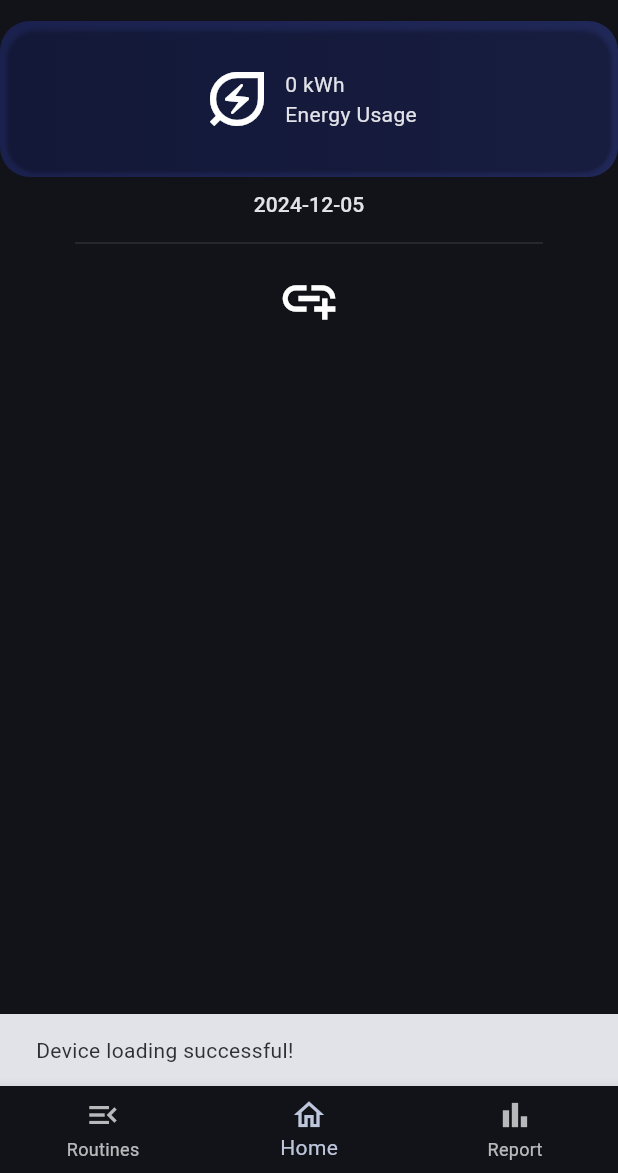
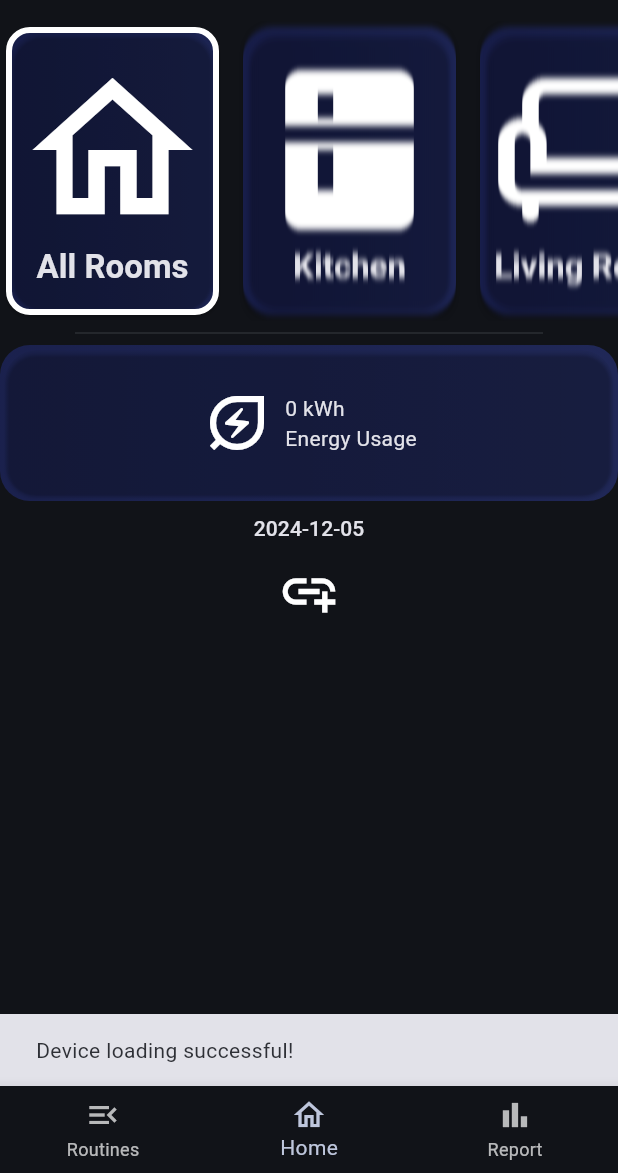
Before and after one commit to hassan1091/tarsheed, a Flutter app: the HomeScreen screen opened directly, on a phone screen of 412 x 824 dp, the part 63-1236 px from its top. Run offline on Flutter 3.47's test engine with Material 3 defaults, Android fonts, the light colour scheme and no system bars; our stand-ins replace cloud_firestore, equatable, firebase_auth, firebase_core, firebase_messaging, fl_chart and 3 more; accounts and stored records are empty; generated files the repository leaves out were written again.

Commit message:
add rooms to the devices

```diff
--- a/lib/models/device.dart
+++ b/lib/models/device.dart
@@ -4,6 +4,7 @@ class Device {
   final String id;
   final String description;
   List<DeviceHistory>? history;
+  String? room;
   final int usage;
   final String name;
   final String status;
@@ -13,6 +14,7 @@ class Device {
     required this.id,
     required this.description,
     this.history,
+    this.room,
     required this.usage,
     required this.name,
     required this.status,
--- a/lib/modules/home/blocs/home_bloc/home_bloc.dart
+++ b/lib/modules/home/blocs/home_bloc/home_bloc.dart
@@ -23,7 +23,7 @@ class HomeBloc extends Bloc<HomeEvent, HomeState> {
       AddLinkHomeEvent event, Emitter<HomeState> emit) async {
     emit(HomeLoadingState());
     try {
-      currentDevices = await FirebaseService().addDeviceLink(event.deviceId, event.description);
+      currentDevices = await FirebaseService().addDeviceLink(event.deviceId, event.description, event.room);
       emit(HomeSuccessState(devices: currentDevices));
     } on CustomException catch (e) {
       emit(HomeErrorState(e.message));
--- a/lib/modules/home/blocs/home_bloc/home_event.dart
+++ b/lib/modules/home/blocs/home_bloc/home_event.dart
@@ -8,8 +8,9 @@ sealed class HomeEvent extends Equatable {
 class AddLinkHomeEvent extends HomeEvent {
   final String deviceId;
   final String description;
+  final String room;
 
-  AddLinkHomeEvent(this.deviceId, this.description);
+  AddLinkHomeEvent(this.deviceId, this.description, this.room);
 }
 
 class ChangePeriodicEvent extends HomeEvent {
--- a/lib/modules/home/views/home_view.dart
+++ b/lib/modules/home/views/home_view.dart
@@ -1,3 +1,5 @@
+import 'dart:ui';
+
 import 'package:flutter/material.dart';
 import 'package:flutter_bloc/flutter_bloc.dart';
 import 'package:gap/gap.dart';
@@ -6,22 +8,93 @@ import 'package:tarsheed/modules/home/blocs/home_bloc/home_bloc.dart';
 import 'package:tarsheed/shared/themes/app_theme.dart';
 import 'package:tarsheed/shared/widgets/gradient_card.dart';
 
-class HomeView extends StatelessWidget {
+class HomeView extends StatefulWidget {
   const HomeView({super.key});
+
+  @override
+  State<HomeView> createState() => _HomeViewState();
+}
+
+class _HomeViewState extends State<HomeView> {
+  late final TextEditingController roomController;
+  int selectedRoom = 0;
+
+  static const List<IconData> icons = [
+    Icons.home_outlined,
+    Icons.kitchen,
+    Icons.chair_outlined,
+    Icons.bed_outlined
+  ];
+  static const List<String> categories = [
+    "All Rooms",
+    "Kitchen",
+    "Living Room",
+    "Bedroom"
+  ];
+
+  @override
+  void initState() {
+    roomController = TextEditingController(text: "All Rooms");
+    super.initState();
+  }
+
+  @override
+  void dispose() {
+    roomController.dispose();
+    super.dispose();
+  }
 
   @override
   Widget build(BuildContext context) {
     return BlocConsumer<HomeBloc, HomeState>(
       listener: _homeListener,
       builder: (context, state) {
+        List<Device> devices = state.props
+            .where(
+              (element) =>
+                  selectedRoom == 0 || element.room == categories[selectedRoom],
+            )
+            .toList();
         int totalUsage = 0;
-        for (Device d in state.props) {
+        for (Device d in devices) {
           totalUsage += d.usage;
         }
+
         return RefreshIndicator(
           onRefresh: () => _refresh(context),
           child: ListView(
             children: [
+              SizedBox(
+                height: 200,
+                width: double.infinity,
+                child: ListView.builder(
+                  itemCount: icons.length,
+                  scrollDirection: Axis.horizontal,
+                  physics: const BouncingScrollPhysics(),
+                  itemBuilder: (context, index) {
+                    return Padding(
+                      padding: EdgeInsets.only(
+                        right: index != icons.length - 1 ? 8 : 0,
+                      ),
+                      child: _RoomCard(
+                        icon: icons[index],
+                        category: categories[index],
+                        isSelected: index == selectedRoom,
+                        onTap: () {
+                          setState(() {
+                            selectedRoom = index;
+                          });
+                        },
+                      ),
+                    );
+                  },
+                ),
+              ),
+              const Divider(
+                thickness: 0.5,
+                indent: 50,
+                endIndent: 50,
+              ),
               _EnergyCard(usage: totalUsage),
               Center(
                 child: Padding(
@@ -32,12 +105,8 @@ class HomeView extends StatelessWidget {
                   ),
                 ),
               ),
-              const Divider(
-                thickness: 0.5,
-                indent: 50,
-                endIndent: 50,
-              ),
               IconButton(
+                  padding: EdgeInsets.zero,
                   onPressed: () => _addLink(context),
                   icon: const Icon(
                     Icons.add_link,
@@ -51,9 +120,9 @@ class HomeView extends StatelessWidget {
                 gridDelegate: const SliverGridDelegateWithMaxCrossAxisExtent(
                     maxCrossAxisExtent: 215),
                 itemBuilder: (context, index) {
-                  return _DeviceCard(device: state.props[index]);
+                  return _DeviceCard(device: devices[index]);
                 },
-                itemCount: state.props.length,
+                itemCount: devices.length,
               )
             ],
           ),
@@ -104,6 +173,30 @@ class HomeView extends StatelessWidget {
             },
           ),
           const Gap(2),
+          Align(
+            child: DropdownMenu(
+              controller: roomController,
+              dropdownMenuEntries: const [
+                DropdownMenuEntry(
+                  value: "All Rooms",
+                  label: "All Rooms",
+                ),
+                DropdownMenuEntry(
+                  value: "Kitchen",
+                  label: "Kitchen",
+                ),
+                DropdownMenuEntry(
+                  value: "Living Room",
+                  label: "Living Room",
+                ),
+                DropdownMenuEntry(
+                  value: "Bedroom",
+                  label: "Bedroom",
+                ),
+              ],
+            ),
+          ),
+          const Gap(2),
           Row(
             mainAxisAlignment: MainAxisAlignment.spaceAround,
             children: [
@@ -116,14 +209,72 @@ class HomeView extends StatelessWidget {
                   onPressed: () {
                     if (input.isEmpty) return;
                     Navigator.pop(context); // Close the Simple Dialog
-                    context
-                        .read<HomeBloc>()
-                        .add(AddLinkHomeEvent(input, description));
+                    context.read<HomeBloc>().add(AddLinkHomeEvent(
+                          input,
+                          description,
+                          roomController.text,
+                        ));
                   },
                   child: const Text("confirm")),
             ],
           ),
         ],
+      ),
+    );
+  }
+}
+
+class _RoomCard extends StatelessWidget {
+  final IconData icon;
+  final String category;
+  final bool isSelected;
+  final VoidCallback onTap;
+
+  const _RoomCard({
+    required this.icon,
+    required this.category,
+    required this.isSelected,
+    required this.onTap,
+  });
+
+  @override
+  Widget build(BuildContext context) {
+    return SizedBox(
+      width: 150,
+      height: 150,
+      child: InkWell(
+        onTap: onTap,
+        child: ImageFiltered(
+          imageFilter: ImageFilter.blur(
+            sigmaY: isSelected ? 0 : 2,
+            tileMode: TileMode.repeated,
+          ),
+          child: Card(
+            color: Colors.transparent,
+            shape: RoundedRectangleBorder(
+              side: BorderSide(
+                color: isSelected ? Colors.white : Colors.transparent,
+                width: 4,
+              ),
+              borderRadius: BorderRadius.circular(16),
+            ),
+            child: GradientCard(
+              child: Column(
+                mainAxisAlignment: MainAxisAlignment.center,
+                children: [
+                  Icon(icon, size: 128),
+                  Text(
+                    category,
+                    style: Theme.of(context)
+                        .textTheme
+                        .titleLarge
+                        ?.copyWith(fontWeight: FontWeight.bold),
+                  ),
+                ],
+              ),
+            ),
+          ),
+        ),
       ),
     );
   }
@@ -267,7 +418,7 @@ class _DeviceCard extends StatelessWidget {
   }
 
   void toggleSwitch(BuildContext context, value) {
-    if(context.read<HomeBloc>().state is! HomeLoadingState) {
+    if (context.read<HomeBloc>().state is! HomeLoadingState) {
       context.read<HomeBloc>().add(ToggleSwitchEvent(device, value));
     }
   }
--- a/lib/services/firebase/firebase_service.dart
+++ b/lib/services/firebase/firebase_service.dart
@@ -94,14 +94,15 @@ class FirebaseService {
       // Check if there are any device IDs to query
       if (querySnapshot.docs.isEmpty) return [];
 
-      final deviceIds =
-          querySnapshot.docs.map((doc) => doc.data()["device_id"].id);
+      final devicesInfo = querySnapshot.docs.map((doc) {
+        return {"id": doc.data()["device_id"].id, "room": doc.data()["room"]};
+      });
 
       List<Device> devices = [];
-      for (var deviceId in deviceIds) {
+      for (var deviceInfo in devicesInfo) {
         final deviceDoc = await db
             .collection("devices")
-            .doc(deviceId)
+            .doc(deviceInfo["id"])
             .withConverter(
               fromFirestore: Device.fromFirestore,
               toFirestore: Device.toFirestore,
@@ -113,7 +114,7 @@ class FirebaseService {
 
           final historySnapshot = await db
               .collection("devices")
-              .doc(deviceId)
+              .doc(deviceInfo["id"])
               .collection("device_usage")
               .orderBy("created_at", descending: true)
               .withConverter(
@@ -124,6 +125,7 @@ class FirebaseService {
 
           // Convert the history documents to DeviceHistory
           device.history = historySnapshot.docs.map((e) => e.data()).toList();
+          device.room = deviceInfo["room"];
           devices.add(device);
         }
       }
@@ -134,7 +136,7 @@ class FirebaseService {
   }
 
   Future<List<Device>> addDeviceLink(
-      String deviceId, String description) async {
+      String deviceId, String description, String room) async {
     try {
       final uid = FirebaseAuth.instance.currentUser!.uid;
 
@@ -153,6 +155,7 @@ class FirebaseService {
       await db.collection("users_has_devices").add({
         "device_id": deviceRef,
         "user_id": uid,
+        "room": room,
       });
 
       await deviceRef.update({"description": description});
```
